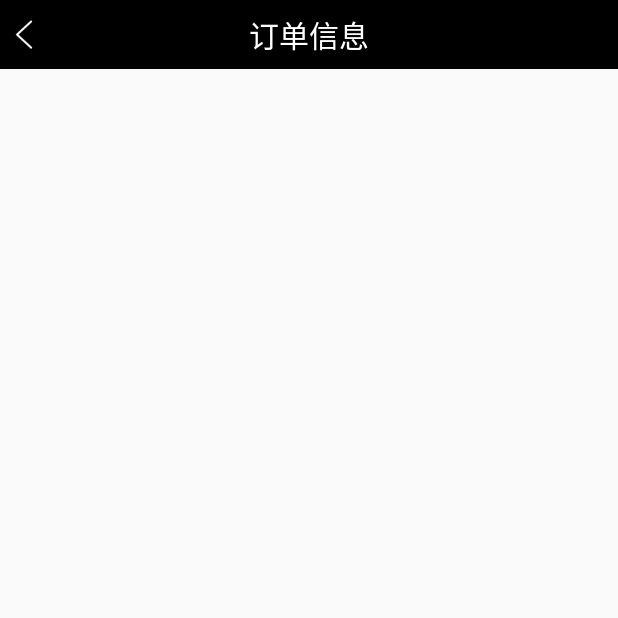
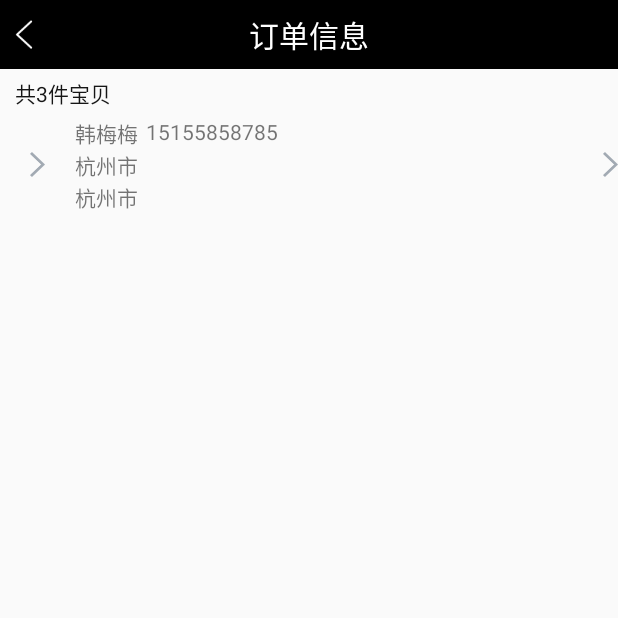
Before and after one commit to xiaohualaila/demo, an Android app: the OrderActivity screen opened directly, with no data from a screen before it, on a phone screen of 412 x 824 dp, the top half of it. Run offline under Robolectric (Android 15) with nearby library versions, the light colour scheme and no system bars; our stand-ins replace ButterKnife.

Commit message:
修改更新

```diff
--- a/app/src/main/res/layout/activity_order.xml
+++ b/app/src/main/res/layout/activity_order.xml
@@ -4,6 +4,7 @@
     android:layout_height="match_parent"
     xmlns:app="http://schemas.android.com/apk/res-auto">
     <RelativeLayout
+        android:id="@+id/rl_title"
         android:layout_width="match_parent"
         android:layout_height="46dp"
         app:layout_constraintTop_toTopOf="parent"
@@ -28,6 +29,83 @@
             android:textSize="20sp"
             android:text="订单信息"/>
     </RelativeLayout>
+    <com.aier.ardemo.view.ObservableScrollView
+        android:id="@+id/scrollView"
+        android:layout_width="match_parent"
+        android:layout_height="match_parent"
+        android:layout_marginTop="46dp"
+        app:layout_constraintTop_toBottomOf="@+id/rl_title"
+        app:layout_constraintLeft_toLeftOf="parent"
+        app:layout_constraintRight_toRightOf="parent"
+        app:layout_constraintBottom_toBottomOf="parent"
+        android:scrollbars="none">
+
+        <LinearLayout
+            android:layout_width="match_parent"
+            android:layout_height="match_parent"
+            android:orientation="vertical">
+
+            <TextView
+                android:layout_width="match_parent"
+                android:layout_height="wrap_content"
+                android:layout_marginLeft="@dimen/dp10"
+                android:layout_marginRight="@dimen/dp10"
+                android:layout_marginTop="5dp"
+                android:layout_marginBottom="5dp"
+                android:textColor="@color/text_"
+                android:text="共3件宝贝" />
+
+            <LinearLayout
+                android:layout_width="match_parent"
+                android:layout_height="wrap_content"
+                android:gravity="center_vertical"
+                android:orientation="horizontal">
+                <ImageView
+                    android:layout_width="50dp"
+                    android:layout_height="wrap_content"
+
+                    android:src="@drawable/right"/>
+                <LinearLayout
+                    android:layout_width="0dp"
+                    android:layout_height="wrap_content"
+                    android:layout_weight="1"
+                    android:orientation="vertical">
+                    <RelativeLayout
+                        android:layout_width="match_parent"
+                        android:layout_height="wrap_content">
+                       <TextView
+                           android:id="@+id/name"
+                           android:layout_width="wrap_content"
+                           android:layout_height="wrap_content"
+                           android:text="韩梅梅"/>
+                        <TextView
+                            android:layout_width="wrap_content"
+                            android:layout_height="wrap_content"
+                            android:layout_toRightOf="@+id/name"
+                            android:layout_marginLeft="5dp"
+                            android:text="15155858785"/>
+                    </RelativeLayout>
+
+                    <TextView
+                        android:id="@+id/addr"
+                        android:layout_width="match_parent"
+                        android:layout_height="wrap_content"
+                        android:text="杭州市"/>
+                    <TextView
+                        android:layout_width="match_parent"
+                        android:layout_height="wrap_content"
+                        android:text="杭州市"/>
+                </LinearLayout>
+                <ImageView
+                    android:layout_width="wrap_content"
+                    android:layout_height="wrap_content"
+
+                    android:src="@drawable/right"/>
+
+            </LinearLayout>
+        </LinearLayout>
 
 
+    </com.aier.ardemo.view.ObservableScrollView>
+
 </android.support.constraint.ConstraintLayout>
```
Also changed, not shown: app/src/main/java/com/aier/ardemo/view/ObservableScrollView.java (added, +39 -0 lines), app/src/main/java/com/aier/ardemo/view/ScanView.java (deleted, +0 -385 lines).
